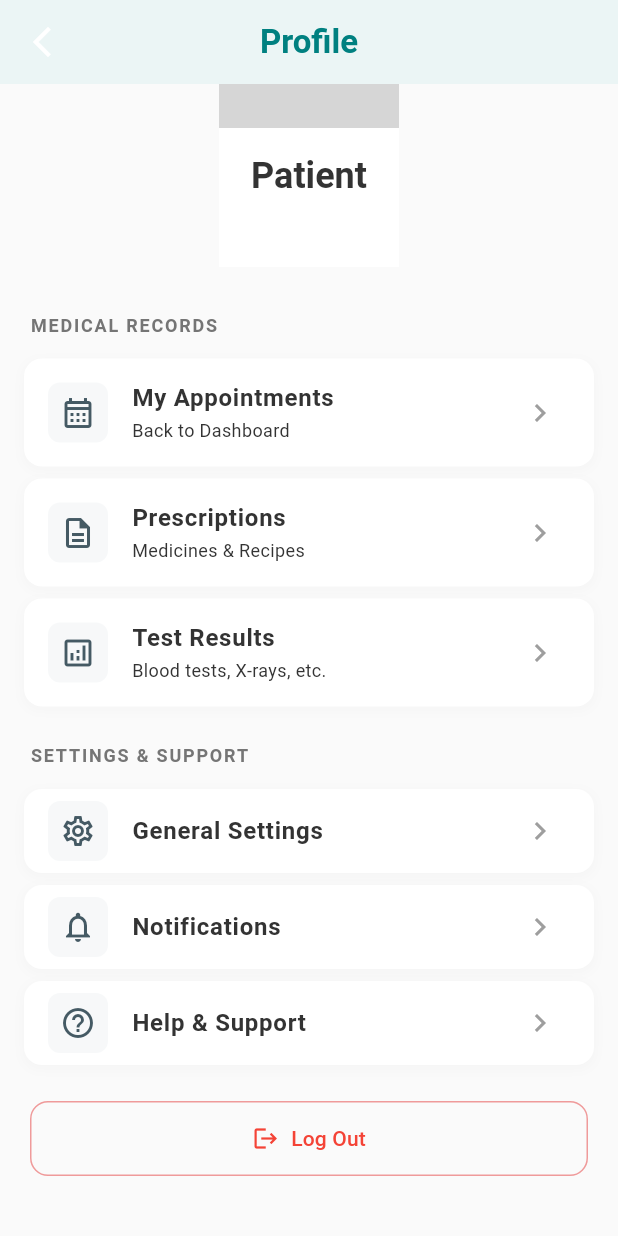
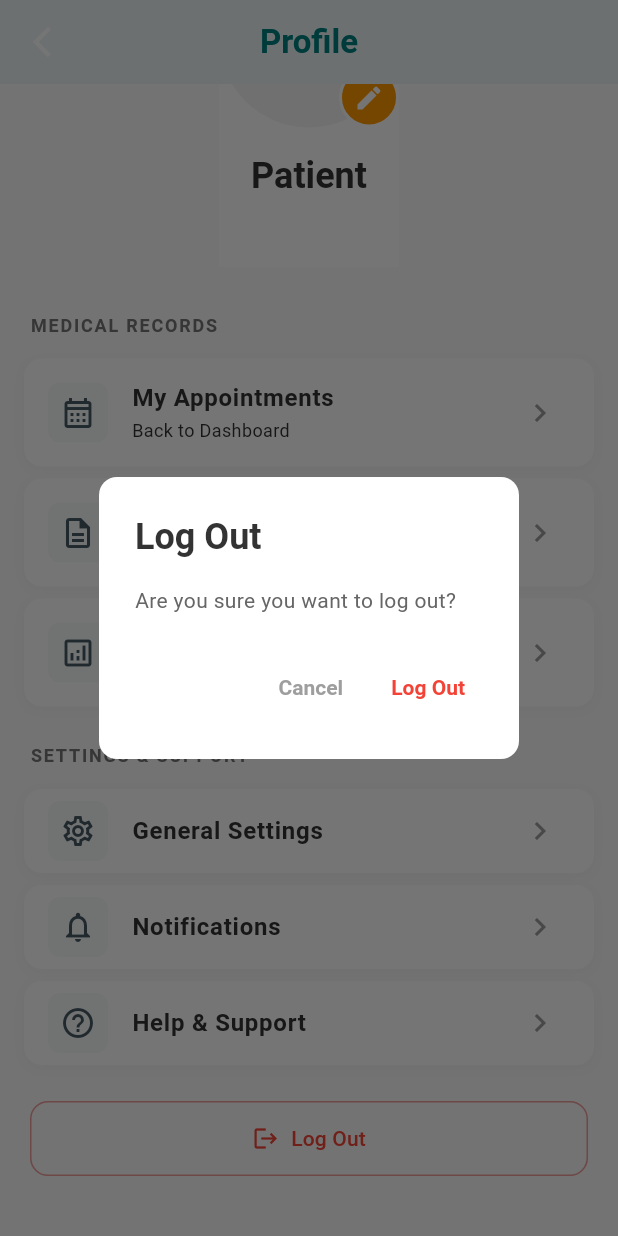
Before and after one commit to kolyasiquez/health_app, a Flutter app: the HealthProfileScreen screen opened by its route, scrolled down 131 dp, after a tap on "Log Out", on a phone screen of 412 x 824 dp. Run offline on Flutter 3.47's test engine with Material 3 defaults, Android fonts, the phone set to English and light mode, and no system bars; our stand-ins replace cloud_firestore, firebase_auth, firebase_core, flutter_dotenv, table_calendar; accounts and stored records are empty; grey boxes are pictures that could not be loaded.

Commit message:
Patient can log out

```diff
--- a/lib/screens/patient/health_profile_screen.dart
+++ b/lib/screens/patient/health_profile_screen.dart
@@ -1,15 +1,15 @@
 import 'package:flutter/material.dart';
-import 'package:firebase_auth/firebase_auth.dart'; // Для Logout
+import 'package:firebase_auth/firebase_auth.dart';
 import 'package:health_app/services/api_service.dart';
 
-// Константи (якщо вони у вас в окремому файлі - розкоментуйте імпорт зверху)
+// Константи
 const String kDefaultPlaceholderPath = 'assets/avatars/placeholder.png';
 const List<String> kDefaultAvatarPaths = [
   'assets/avatars/avatar_1.png',
   'assets/avatars/avatar_2.png',
   'assets/avatars/avatar_3.png',
   'assets/avatars/avatar_4.png',
-  'assets/avatars/avatar_5.png', // Додав ще одну для прикладу
+  'assets/avatars/avatar_5.png',
 ];
 
 class HealthProfileScreen extends StatefulWidget {
@@ -35,6 +35,7 @@ class _HealthProfileScreenState extends State<HealthProfileScreen> {
   }
 
   Future<void> _loadProfileData() async {
+    try {
       final userData = await _apiService.getUserData();
       if (mounted) {
         setState(() {
@@ -44,22 +45,32 @@ class _HealthProfileScreenState extends State<HealthProfileScreen> {
           _isLoading = false;
         });
       }
+    } catch (e) {
+      if (mounted) setState(() => _isLoading = false);
+    }
   }
 
   // --- ЛОГІКА ЗМІНИ АВАТАРКИ ---
   void _openAvatarAssetSelectionDialog() {
-    final primaryTeal = Theme.of(context).colorScheme.primary;
-
     showModalBottomSheet(
       context: context,
-      shape: const RoundedRectangleBorder(borderRadius: BorderRadius.vertical(top: Radius.circular(20))),
+      shape: const RoundedRectangleBorder(
+        borderRadius: BorderRadius.vertical(top: Radius.circular(20)),
+      ),
       builder: (BuildContext context) {
         return Container(
           padding: const EdgeInsets.all(20),
           height: 300,
           child: Column(
             children: [
-              Text('Choose profile picture', style: TextStyle(fontSize: 18, fontWeight: FontWeight.bold, color: Colors.grey[800])),
+              Text(
+                'Choose profile picture',
+                style: TextStyle(
+                  fontSize: 18,
+                  fontWeight: FontWeight.bold,
+                  color: Colors.grey[800],
+                ),
+              ),
               const SizedBox(height: 20),
               Expanded(
                 child: GridView.builder(
@@ -73,7 +84,9 @@ class _HealthProfileScreenState extends State<HealthProfileScreen> {
                     final assetPath = kDefaultAvatarPaths[index];
                     return GestureDetector(
                       onTap: () {
-                        setState(() { _avatarUrl = assetPath; });
+                        setState(() {
+                          _avatarUrl = assetPath;
+                        });
                         _saveProfile();
                         Navigator.pop(context);
                       },
@@ -100,25 +113,66 @@ class _HealthProfileScreenState extends State<HealthProfileScreen> {
 
   Future<void> _saveProfile() async {
     if (_avatarUrl != null) {
-      setState(() { _isLoading = true; });
       try {
         await _apiService.updateUserProfile({'avatarUrl': _avatarUrl});
         if (mounted) {
-          ScaffoldMessenger.of(context).showSnackBar(const SnackBar(content: Text('Avatar updated successfully!')));
+          ScaffoldMessenger.of(context).showSnackBar(
+            const SnackBar(content: Text('Avatar updated successfully!')),
+          );
         }
       } catch (e) {
-        // Handle error
-      } finally {
-        if (mounted) setState(() { _isLoading = false; });
+        // Handle error silently or show snackbar
       }
     }
   }
 
-  Future<void> _signOut() async {
+  // --- ЛОГІКА ВИХОДУ З ПІДТВЕРДЖЕННЯМ ---
+
+  // 1. Показуємо діалог
+  void _confirmSignOut() {
+    showDialog(
+      context: context,
+      builder: (BuildContext context) {
+        return AlertDialog(
+          title: const Text('Log Out'),
+          content: const Text('Are you sure you want to log out?'),
+          shape: RoundedRectangleBorder(borderRadius: BorderRadius.circular(12)),
+          actions: [
+            // Кнопка Cancel
+            TextButton(
+              onPressed: () {
+                Navigator.of(context).pop(); // Закриваємо діалог
+              },
+              child: const Text('Cancel', style: TextStyle(color: Colors.grey)),
+            ),
+            // Кнопка Log Out
+            TextButton(
+              onPressed: () {
+                Navigator.of(context).pop(); // Закриваємо діалог
+                _performSignOut(); // Виконуємо вихід
+              },
+              child: const Text('Log Out', style: TextStyle(color: Colors.red)),
+            ),
+          ],
+        );
+      },
+    );
+  }
+
+  // 2. Виконуємо сам вихід
+  Future<void> _performSignOut() async {
+    try {
       await _auth.signOut();
       if (mounted) {
-      // Повертаємось на екран логіну (або видаляємо всі маршрути)
-      Navigator.of(context).pushNamedAndRemoveUntil('/login', (route) => false);
+        Navigator.of(context, rootNavigator: true)
+            .pushNamedAndRemoveUntil('/', (route) => false);
+      }
+    } catch (e) {
+      if (mounted) {
+        ScaffoldMessenger.of(context).showSnackBar(
+          SnackBar(content: Text('Error signing out: $e')),
+        );
+      }
     }
   }
 
@@ -131,18 +185,13 @@ class _HealthProfileScreenState extends State<HealthProfileScreen> {
       backgroundColor: Colors.grey[50],
       appBar: AppBar(
         title: const Text('Profile', style: TextStyle(fontWeight: FontWeight.bold)),
-        centerTitle: true, // Центруємо заголовок
+        centerTitle: true,
         backgroundColor: Colors.white,
-
-        // 🚀 ЗМІНА 1: Робимо колір елементів (стрілочки і тексту) фірмовим (Teal)
         foregroundColor: primaryTeal,
-
         elevation: 0,
-
-        // 🚀 ЗМІНА 2: Примусово додаємо кнопку "Назад", щоб вона точно була
         leading: IconButton(
-          icon: const Icon(Icons.arrow_back_ios_new), // Сучасна стрілочка
-          onPressed: () => Navigator.pop(context), // Повертає на Dashboard
+          icon: const Icon(Icons.arrow_back_ios_new),
+          onPressed: () => Navigator.pop(context),
         ),
       ),
       body: _isLoading
@@ -156,7 +205,6 @@ class _HealthProfileScreenState extends State<HealthProfileScreen> {
             const SizedBox(height: 30),
 
             _buildSectionTitle('Medical Records'),
-            // Цю кнопку теж можна залишити, вона дублює функцію повернення
             _buildMenuTile(
               icon: Icons.calendar_month_outlined,
               title: 'My Appointments',
@@ -170,7 +218,9 @@ class _HealthProfileScreenState extends State<HealthProfileScreen> {
               title: 'Prescriptions',
               subtitle: 'Medicines & Recipes',
               onTap: () {
-                ScaffoldMessenger.of(context).showSnackBar(const SnackBar(content: Text("Prescriptions feature coming soon!")));
+                ScaffoldMessenger.of(context).showSnackBar(
+                  const SnackBar(content: Text("Prescriptions feature coming soon!")),
+                );
               },
             ),
             _buildMenuTile(
@@ -204,12 +254,15 @@ class _HealthProfileScreenState extends State<HealthProfileScreen> {
             Padding(
               padding: const EdgeInsets.symmetric(horizontal: 20),
               child: OutlinedButton(
-                onPressed: _signOut,
+                // ТУТ МИ ТЕПЕР ВИКЛИКАЄМО ФУНКЦІЮ ПІДТВЕРДЖЕННЯ
+                onPressed: _confirmSignOut,
                 style: OutlinedButton.styleFrom(
                   foregroundColor: Colors.red,
                   side: BorderSide(color: Colors.red.shade200),
                   padding: const EdgeInsets.symmetric(vertical: 15),
-                  shape: RoundedRectangleBorder(borderRadius: BorderRadius.circular(12)),
+                  shape: RoundedRectangleBorder(
+                    borderRadius: BorderRadius.circular(12),
+                  ),
                 ),
                 child: Row(
                   mainAxisAlignment: MainAxisAlignment.center,
@@ -228,7 +281,7 @@ class _HealthProfileScreenState extends State<HealthProfileScreen> {
     );
   }
 
-  // --- ВІДЖЕТИ UI ---
+  // --- ВІДЖЕТИ UI (без змін) ---
 
   Widget _buildProfileHeader(ThemeData theme) {
     return Container(
@@ -247,7 +300,7 @@ class _HealthProfileScreenState extends State<HealthProfileScreen> {
                   child: Container(
                     padding: const EdgeInsets.all(8),
                     decoration: BoxDecoration(
-                      color: theme.colorScheme.secondary, // Помаранчевий
+                      color: theme.colorScheme.secondary,
                       shape: BoxShape.circle,
                       border: Border.all(color: Colors.white, width: 2),
                     ),
```
Lines whose indentation alone changed are shown as unchanged.
